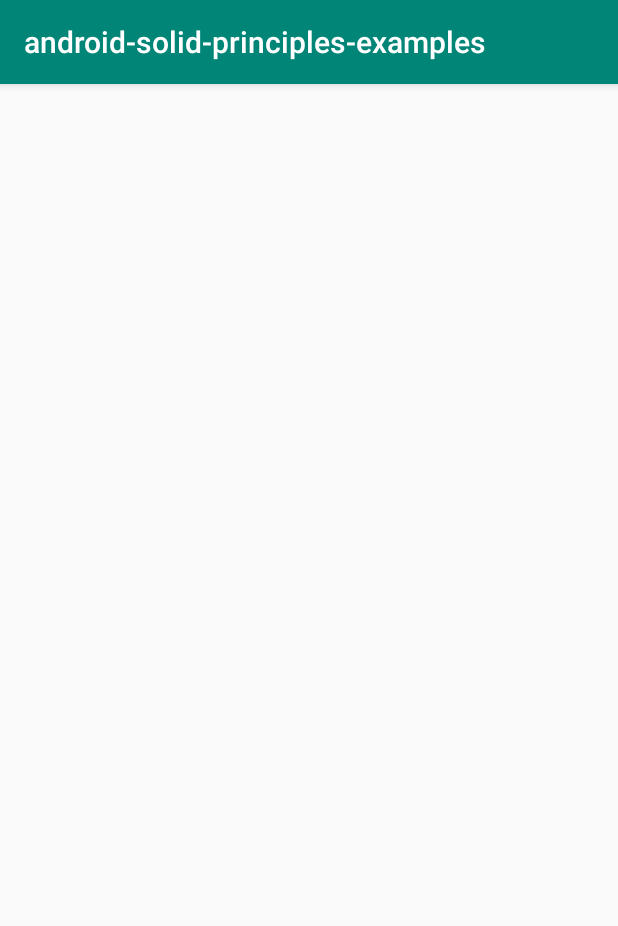
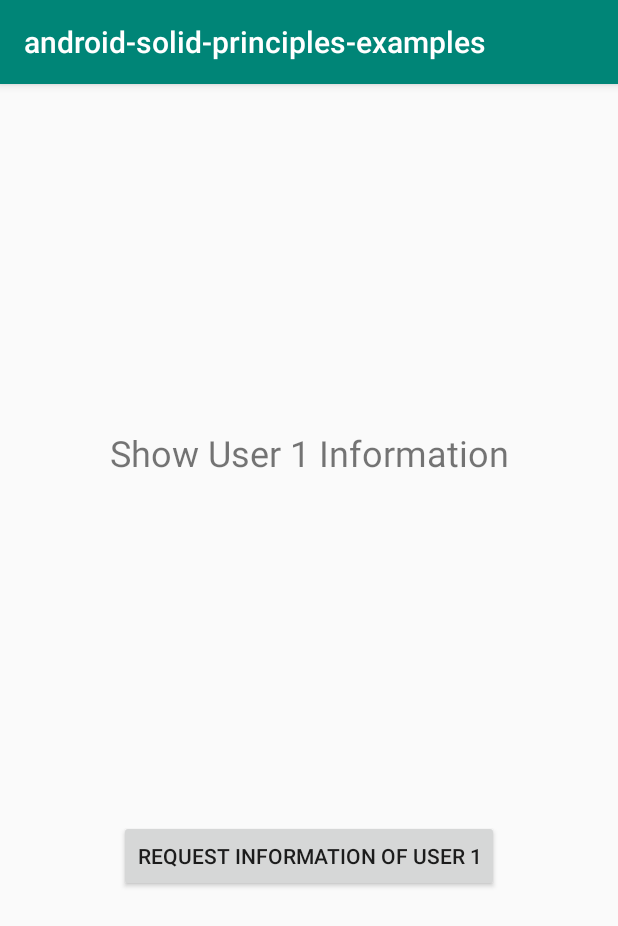
Before and after one commit to CarlitosDroid/android-solid-principles-exercises, an Android app: the screen it shows after launch (MainActivity), on a phone screen of 412 x 824 dp. Shown: the top 926 px of the screen. Run offline under Robolectric (Android 15) with nearby library versions, the phone set to English and light mode, and no system bars.

Commit message:
wip(main): Working on srp solutions 1

```diff
--- a/app/src/main/java/com/example/android_solid_principles_examples/MainActivity.kt
+++ b/app/src/main/java/com/example/android_solid_principles_examples/MainActivity.kt
@@ -11,5 +11,14 @@ class MainActivity : AppCompatActivity() {
         super.onCreate(savedInstanceState)
         setContentView(R.layout.activity_main)
 
+        btnRequestUserInfo.setOnClickListener {
+
+
+            ctvUserInfo.getUserInfoById(1)
+        }
+    }
+
+    fun showUserMessage(){
+
     }
 }
--- /dev/null
+++ b/app/src/main/java/com/example/android_solid_principles_examples/User.kt
@@ -0,0 +1,3 @@
+package com.example.android_solid_principles_examples
+
+class User(var name: String? = null, var lastName: String? = null, var age: Int? = null)
--- a/app/src/main/res/layout/activity_main.xml
+++ b/app/src/main/res/layout/activity_main.xml
@@ -5,4 +5,20 @@
         xmlns:app="http://schemas.android.com/apk/res-auto"
         android:layout_width="match_parent"
         android:layout_height="match_parent"
-        tools:context=".MainActivity"/>
+        tools:context=".MainActivity">
+    <com.example.android_solid_principles_examples.CustomTextView
+            android:text="Show User 1 Information"
+            android:layout_width="wrap_content"
+            android:layout_height="wrap_content"
+            android:id="@+id/ctvUserInfo"
+            app:layout_constraintStart_toStartOf="parent" app:layout_constraintHorizontal_bias="0.5"
+            app:layout_constraintEnd_toEndOf="parent" app:layout_constraintTop_toTopOf="parent"
+            app:layout_constraintBottom_toTopOf="@+id/btnRequestUserInfo" android:textSize="24sp"/>
+    <Button
+            android:text="Request Information of User 1"
+            android:layout_width="wrap_content"
+            android:layout_height="wrap_content"
+            android:id="@+id/btnRequestUserInfo" app:layout_constraintStart_toStartOf="parent"
+            app:layout_constraintHorizontal_bias="0.5" app:layout_constraintEnd_toEndOf="parent"
+            app:layout_constraintBottom_toBottomOf="parent" app:layout_constraintTop_toBottomOf="@+id/ctvUserInfo"/>
+</androidx.constraintlayout.widget.ConstraintLayout>
```
Also changed, not shown: app/src/main/java/com/example/android_solid_principles_examples/CustomTextView.kt (added, +49 -0 lines), app/src/main/java/com/example/android_solid_principles_examples/UserInfoAsyncTask.kt (added, +26 -0 lines).
